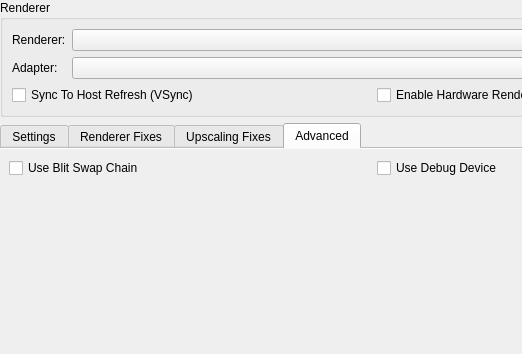
Old version of the form pcsx2-qt/Settings/GraphicsSettingsWidget.ui in the repository andyten/pcsx2; both pictures show x 0 to 522 and y 0 to 354 of the 747 by 890 pixel window.
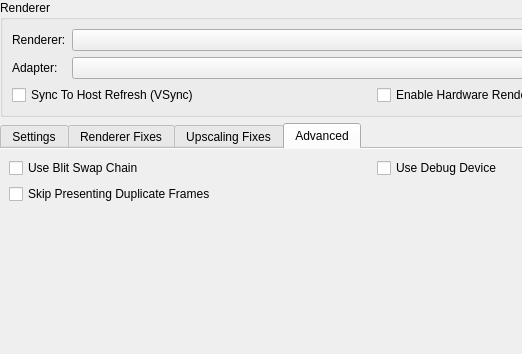
New version of the form. The open tabs and pages were chosen to show the change.

Commit message: GS: Add Skip Duplicate Frames option

```diff
--- a/pcsx2-qt/Settings/GraphicsSettingsWidget.ui
+++ b/pcsx2-qt/Settings/GraphicsSettingsWidget.ui
@@ -626,6 +626,13 @@
            </property>
           </widget>
          </item>
+         <item row="1" column="0">
+          <widget class="QCheckBox" name="skipPresentingDuplicateFrames">
+           <property name="text">
+            <string>Skip Presenting Duplicate Frames</string>
+           </property>
+          </widget>
+         </item>          
         </layout>
        </item>
       </layout>
```
The commit also changes 7 other files.
